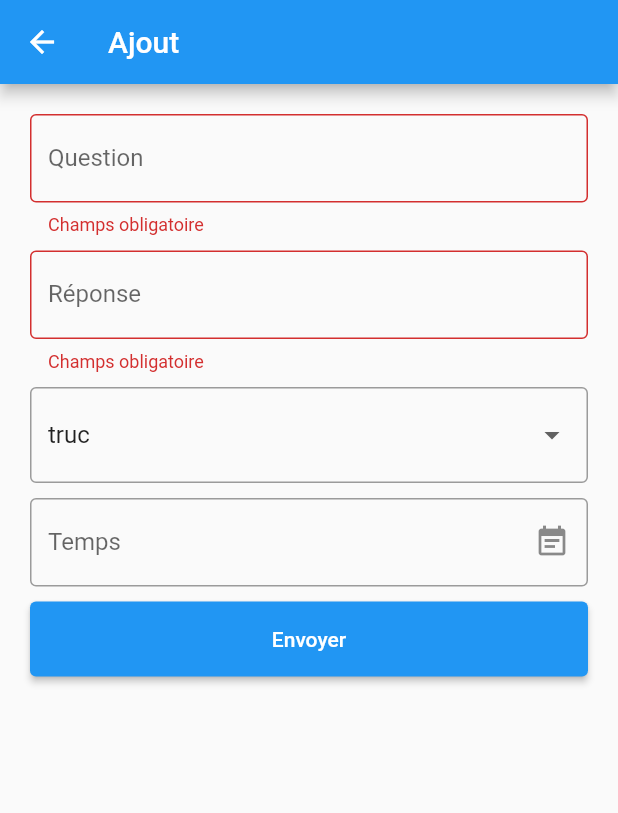
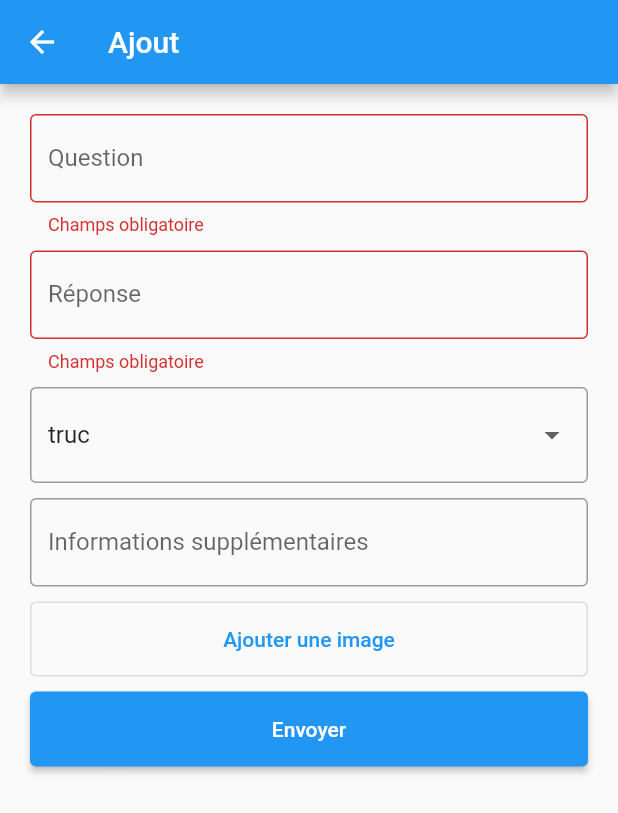
Before and after one commit to Doktity/leitner, a Flutter app: the AddPage screen opened directly, after a tap on "Envoyer", on a phone screen of 412 x 824 dp. Shown: the top 813 px of the screen. Run offline on Flutter 3.47's test engine with Material 2 defaults, Android fonts, the phone set to English and light mode, and no system bars; drawn by our look-alikes of date_field; our stand-ins replace cloud_firestore, firebase_core; accounts and stored records are empty.

Commit message:
Update ajout

```diff
--- a/lib/pages/AddPage.dart
+++ b/lib/pages/AddPage.dart
@@ -1,5 +1,3 @@
-import 'dart:ffi';
-
 import 'package:cloud_firestore/cloud_firestore.dart';
 import 'package:date_field/date_field.dart';
 import 'package:flutter/material.dart';
@@ -16,7 +14,8 @@ class _AddPageState extends State<AddPage> {
   final _formKey = GlobalKey<FormState>();
 
   final questionController = TextEditingController();
-  final reponseController = TextEditingController();
+  final reponseKeyController = TextEditingController();
+  final reponseTextController = TextEditingController();
   String selectedType = "truc";
   DateTime selectedDateTime = DateTime.now();
 
@@ -25,7 +24,8 @@ class _AddPageState extends State<AddPage> {
     super.dispose();
 
     questionController.dispose();
-    reponseController.dispose();
+    reponseKeyController.dispose();
+    reponseTextController.dispose();
   }
 
   @override
@@ -36,6 +36,7 @@ class _AddPageState extends State<AddPage> {
       ),
       body: Container(
         margin: EdgeInsets.all(20),
+        child: SingleChildScrollView(
           child: Form(
             key: _formKey,
             child: Column(
@@ -71,7 +72,7 @@ class _AddPageState extends State<AddPage> {
                       }
                       return null;
                     },
-                  controller: reponseController,
+                    controller: reponseKeyController,
                   ),
                 ),
                 Container(
@@ -96,22 +97,26 @@ class _AddPageState extends State<AddPage> {
                 ),
                 Container(
                   margin: EdgeInsets.only(bottom: 10),
-                child: DateTimeFormField(
+                  child: TextFormField(
                     decoration: InputDecoration(
-                    hintStyle: TextStyle(color: Colors.black45),
-                    errorStyle: TextStyle(color: Colors.redAccent),
-                    border: OutlineInputBorder(),
-                    suffixIcon: Icon(Icons.event_note),
-                    labelText: "Temps"
+                        labelText: "Informations supplémentaires",
+                        hintText: "Entrez des informations, des explications ...",
+                        border: OutlineInputBorder()
                     ),
-                  mode: DateTimeFieldPickerMode.dateAndTime,
-                  autovalidateMode: AutovalidateMode.always,
-                  validator: (e) => (e?.day ?? 0) == 1 ? "Please not the first day" : null,
-                  onDateSelected: (DateTime value){
-                    setState(() {
-                      selectedDateTime = value;
-                    });
+                    controller: reponseTextController,
+                  ),
+                ),
+                Container(
+                  margin: EdgeInsets.only(bottom: 10),
+                  child: SizedBox(
+                    width: double.infinity,
+                    height: 50,
+                    child: OutlinedButton(
+                      onPressed: (){
+                        Navigator.of(context).restorablePush(_dialogBuilder);
                       },
+                      child: Text("Ajouter une image"),
+                    ),
                   ),
                 ),
                 SizedBox(
@@ -121,7 +126,8 @@ class _AddPageState extends State<AddPage> {
                     onPressed: (){
                       if (_formKey.currentState!.validate()){
                         final question = questionController.text;
-                      final reponse = reponseController.text;
+                        final reponseKey = reponseKeyController.text;
+                        final reponseText = reponseTextController.text;
                         ScaffoldMessenger.of(context).showSnackBar(
                             const SnackBar(content: Text("Envoi en cours"))
                         );
@@ -131,10 +137,12 @@ class _AddPageState extends State<AddPage> {
                         CollectionReference cards = FirebaseFirestore.instance.collection("Cards");
                         cards.add({
                           "question" : question,
-                        "reponse" : reponse,
+                          "reponseKey" : reponseKey,
                           "questionImgPath" : question,
-                        "reponseImgPath" : reponse,
-                        "date" : selectedDateTime
+                          "reponseImgPath" : reponseKey,
+                          "dateCreation" : DateTime.now(),
+                          "categorie" : selectedType,
+                          "reponseText" : reponseText
                         });
                       }
                     },
@@ -145,6 +153,69 @@ class _AddPageState extends State<AddPage> {
             )
           ),
         ),
+      ),
+    );
+  }
+
+  @pragma('vm:entry-point')
+  static Route<Object?> _dialogBuilder(
+      BuildContext context, Object? arguments) {
+    return DialogRoute<void>(
+      context: context,
+      builder: (BuildContext context) {
+        return AlertDialog(
+          title: const Text('Ajouter une image'),
+          content: Column(
+            children: [
+              DropdownButtonFormField(
+                  items: [
+                    DropdownMenuItem(value: 'question', child: Text("question")),
+                    DropdownMenuItem(value: 'reponse', child: Text("reponse")),
+                  ],
+                  decoration: InputDecoration(
+                      border: OutlineInputBorder()
+                  ),
+                  value: 'question',
+                  onChanged: (value){
+                  }
+              ),
+              TextFormField(
+                decoration: InputDecoration(
+                    labelText: "Lien de l'image",
+                    hintText: "Entrez le lien",
+                    border: OutlineInputBorder()
+                ),
+              ),
+            ],
+          ),
+          actions: <Widget>[
+            TextButton(
+              style: TextButton.styleFrom(
+                textStyle: Theme
+                  .of(context)
+                  .textTheme
+                  .labelLarge,
+              ),
+              child: const Text('Annuler'),
+              onPressed: () {
+                Navigator.of(context).pop();
+              },
+            ),
+            TextButton(
+              style: TextButton.styleFrom(
+                textStyle: Theme
+                  .of(context)
+                  .textTheme
+                  .labelLarge,
+              ),
+              child: const Text('Confirmer'),
+              onPressed: () {
+                Navigator.of(context).pop();
+              },
+            ),
+          ],
+        );
+      },
     );
   }
 }
```
Also changed, not shown: lib/pages/AnswerPage.dart (+9 -1 lines). Lines whose indentation alone changed are shown as unchanged.
